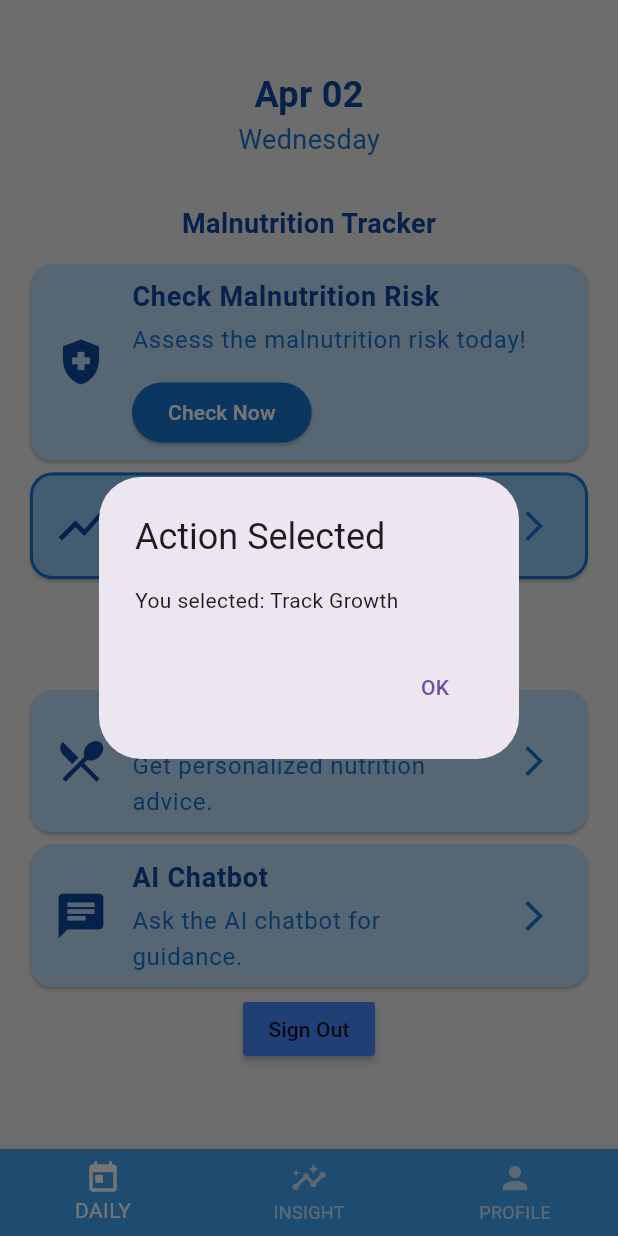
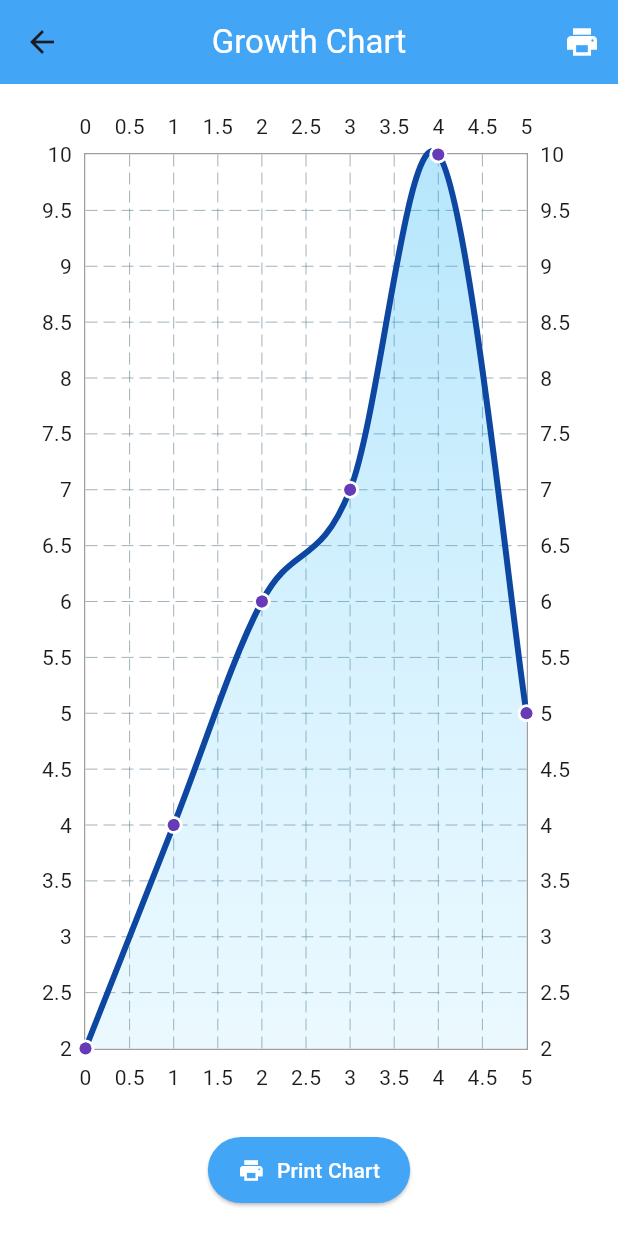
Before and after one commit to raakesh1415/malnutridetect, a Flutter app: the screen it shows once a user with an empty profile is signed in, after a tap on "Track Growth", on a phone screen of 412 x 824 dp. Run offline on Flutter 3.47's test engine with Material 3 defaults, Android fonts, the phone set to English and light mode, and no system bars; drawn by our look-alikes of fl_chart, screenshot; our stand-ins replace cloud_firestore, firebase_auth, firebase_core, google_fonts, pdf, printing; accounts and stored records are empty.

Commit message:
Malnutition Graph

```diff
--- /dev/null
+++ b/lib/graph/line_chart_screen.dart
@@ -0,0 +1,179 @@
+import 'dart:typed_data';
+import 'package:flutter/material.dart';
+import 'package:fl_chart/fl_chart.dart';
+import 'package:screenshot/screenshot.dart';
+import 'package:printing/printing.dart';
+import 'package:pdf/widgets.dart' as pw;
+import 'package:pdf/pdf.dart';
+
+class LineChartScreen extends StatefulWidget {
+  @override
+  _LineChartScreenState createState() => _LineChartScreenState();
+}
+
+class _LineChartScreenState extends State<LineChartScreen> {
+  final ScreenshotController screenshotController = ScreenshotController();
+
+  void _printGraph() async {
+    final Uint8List? image = await screenshotController.capture();
+
+    if (image != null) {
+      final pdf = pw.Document();
+      final pdfImage = pw.MemoryImage(image);
+
+      // Add page to the PDF
+      pdf.addPage(
+        pw.Page(
+          build: (pw.Context context) {
+            return pw.Column(
+              crossAxisAlignment: pw.CrossAxisAlignment.start,
+              children: [
+                // Title at the top of the page
+                pw.Text(
+                  'Growth Chart',
+                  style: pw.TextStyle(
+                    fontSize: 20,
+                    fontWeight: pw.FontWeight.bold,
+                    color: PdfColor.fromInt(0xFF0000FF), // Blue color
+                  ),
+                ),
+                pw.SizedBox(height: 20), // Space between title and chart
+                // Description text below the title
+                pw.Text(
+                  'This chart shows the malnutrition trend over time.',
+                  style: pw.TextStyle(
+                    fontSize: 10,
+                    color: PdfColor.fromInt(0xFF000000), // Black color
+                  ),
+                ),
+                pw.SizedBox(height: 15), // Space between text and image
+                // Ensure the image fits within constraints, size can be adjusted
+                pw.Center(
+                  child: pw.Container(
+                    width: 800, // Set width limit
+                    height: 600, // Set height limit
+                    child: pw.Image(
+                      pdfImage,
+                      fit:
+                          pw
+                              .BoxFit
+                              .contain, // Ensure the image is contained within the bounds
+                    ),
+                  ),
+                ),
+              ],
+            );
+          },
+        ),
+      );
+
+      // Send the PDF to the printer
+      await Printing.layoutPdf(onLayout: (format) async => pdf.save());
+    }
+  }
+
+  @override
+  Widget build(BuildContext context) {
+    return Scaffold(
+      backgroundColor: Colors.white, // Set background color
+      appBar: AppBar(
+        title: Text("Growth Chart", style: TextStyle(color: Colors.white)),
+        backgroundColor: Colors.blue[400],
+        centerTitle: true,
+        actions: [
+          IconButton(
+            icon: Icon(Icons.print, color: Colors.white),
+            onPressed: _printGraph,
+          ),
+        ],
+      ),
+      body: Column(
+        children: [
+          Expanded(
+            child: Screenshot(
+              controller: screenshotController,
+              child: Container(
+                width: double.infinity,
+                height: double.infinity,
+                padding: EdgeInsets.all(16),
+                child: LineChart(
+                  LineChartData(
+                    backgroundColor: Colors.white,
+                    titlesData: FlTitlesData(
+                      leftTitles: AxisTitles(
+                        sideTitles: SideTitles(
+                          showTitles: true,
+                          reservedSize: 40,
+                        ),
+                      ),
+                      bottomTitles: AxisTitles(
+                        sideTitles: SideTitles(
+                          showTitles: true,
+                          reservedSize: 40,
+                        ),
+                      ),
+                    ),
+                    gridData: FlGridData(show: true),
+                    borderData: FlBorderData(
+                      show: true,
+                      border: Border.all(color: Colors.grey, width: 1),
+                    ),
+                    lineBarsData: [
+                      LineChartBarData(
+                        spots: [
+                          FlSpot(0, 2),
+                          FlSpot(1, 4),
+                          FlSpot(2, 6),
+                          FlSpot(3, 7),
+                          FlSpot(4, 10),
+                          FlSpot(5, 5),
+                        ],
+                        isCurved: true,
+                        color: Colors.blue[900],
+                        barWidth: 4,
+                        isStrokeCapRound: true,
+                        belowBarData: BarAreaData(
+                          show: true,
+                          gradient: LinearGradient(
+                            colors: [
+                              Colors.lightBlue.withOpacity(0.3),
+                              Colors.lightBlueAccent.withOpacity(0.1),
+                            ],
+                            begin: Alignment.topCenter,
+                            end: Alignment.bottomCenter,
+                          ),
+                        ),
+                        dotData: FlDotData(
+                          show: true,
+                          getDotPainter:
+                              (spot, percent, barData, index) =>
+                                  FlDotCirclePainter(
+                                    radius: 4,
+                                    color: Colors.deepPurple,
+                                    strokeWidth: 2,
+                                    strokeColor: Colors.white,
+                                  ),
+                        ),
+                      ),
+                    ],
+                  ),
+                ),
+              ),
+            ),
+          ),
+          ElevatedButton.icon(
+            onPressed: _printGraph,
+            icon: Icon(Icons.print),
+            label: Text("Print Chart"),
+            style: ElevatedButton.styleFrom(
+              padding: EdgeInsets.symmetric(vertical: 12, horizontal: 20),
+              backgroundColor: Colors.blue[400],
+              foregroundColor: Colors.white,
+            ),
+          ),
+          SizedBox(height: 20),
+        ],
+      ),
+    );
+  }
+}
--- a/lib/home/home_page.dart
+++ b/lib/home/home_page.dart
@@ -1,6 +1,9 @@
 import 'package:firebase_auth/firebase_auth.dart';
+import 'package:fl_chart/fl_chart.dart';
 import 'package:flutter/material.dart';
 import 'package:intl/intl.dart';
+import 'package:malnutridetect/graph/pricePoints.dart';
+import 'package:malnutridetect/graph/line_chart_screen.dart';
 
 class HomePage extends StatefulWidget {
   const HomePage({super.key});
@@ -18,8 +21,12 @@ class _HomePageState extends State<HomePage> {
   @override
   Widget build(BuildContext context) {
     // Get current date in Malaysia timezone
-    DateTime now = DateTime.now().toUtc().add(Duration(hours: 8)); // Malaysia is UTC+8
-    String formattedDate = DateFormat('MMM dd').format(now); // Example: "Dec 26"
+    DateTime now = DateTime.now().toUtc().add(
+      Duration(hours: 8),
+    ); // Malaysia is UTC+8
+    String formattedDate = DateFormat(
+      'MMM dd',
+    ).format(now); // Example: "Dec 26"
     String formattedDay = DateFormat('EEEE').format(now); // Example: "Tuesday"
 
     return Scaffold(
@@ -55,10 +62,7 @@ class _HomePageState extends State<HomePage> {
             ),
             Text(
               formattedDay, // Display the formatted day
-              style: TextStyle(
-                fontSize: 18,
-                color: Colors.blue[700],
-              ),
+              style: TextStyle(fontSize: 18, color: Colors.blue[700]),
             ),
             SizedBox(height: 30),
             Text(
@@ -88,10 +92,13 @@ class _HomePageState extends State<HomePage> {
               title: "Track Growth",
               subtitle: "Monitor your growth progress.",
               onTap: () {
-                // Perform action for "Track Growth"
-                _handleCardAction("Track Growth", 1);
+                Navigator.push(
+                  context,
+                  MaterialPageRoute(builder: (context) => LineChartScreen()),
+                );
               },
             ),
+
             SizedBox(height: 30),
             Text(
               "AI Assistance",
@@ -130,8 +137,7 @@ class _HomePageState extends State<HomePage> {
               },
               color: Colors.blueAccent[200],
               child: Text('Sign Out'),
-            )
-
+            ),
           ],
         ),
       ),
@@ -147,15 +153,22 @@ class _HomePageState extends State<HomePage> {
     Color? buttonColor,
     required Function onTap,
   }) {
-    bool isSelected = _selectedCardIndex == index; // Check if the card is selected
+    bool isSelected =
+        _selectedCardIndex == index; // Check if the card is selected
 
     return GestureDetector(
       onTap: () => onTap(),
       child: Card(
-        color: isSelected ? Colors.blue[200] : Colors.blue[100], // Highlight selected card
+        color:
+            isSelected
+                ? Colors.blue[200]
+                : Colors.blue[100], // Highlight selected card
         shape: RoundedRectangleBorder(
           borderRadius: BorderRadius.circular(15),
-          side: isSelected ? BorderSide(color: Colors.blue[700]!, width: 2) : BorderSide.none,
+          side:
+              isSelected
+                  ? BorderSide(color: Colors.blue[700]!, width: 2)
+                  : BorderSide.none,
         ),
         child: ListTile(
           leading: Icon(icon, color: Colors.blue[900], size: 36),
@@ -186,14 +199,18 @@ class _HomePageState extends State<HomePage> {
                       backgroundColor: buttonColor,
                     ),
                     onPressed: () => onTap(),
-                    child: Text(buttonText, style: TextStyle(color: Colors.white)),
+                    child: Text(
+                      buttonText,
+                      style: TextStyle(color: Colors.white),
+                    ),
                   ),
                 ),
             ],
           ),
-          trailing: buttonText == null
-              ? Icon(Icons.arrow_forward_ios, color: Colors.blue[700])
-              : null,
+          trailing:
+              buttonText == null
+                  ? Icon(Icons.arrow_forward_ios, color: Colors.blue[700])
+                  : null,
         ),
       ),
     );
--- a/pubspec.yaml
+++ b/pubspec.yaml
@@ -30,7 +30,7 @@ environment:
 dependencies:
   flutter:
     sdk: flutter
-
+  fl_chart: ^0.70.2
   # The following adds the Cupertino Icons font to your application.
   # Use with the CupertinoIcons class for iOS style icons.
   cupertino_icons: ^1.0.8
@@ -41,7 +41,9 @@ dependencies:
   the_apple_sign_in: ^1.1.1
   google_fonts:
   intl: ^0.18.0 # date & day
-
+  screenshot: ^3.0.0
+  printing: ^5.14.2
+  pdf: ^3.6.0
 dev_dependencies:
   flutter_test:
     sdk: flutter
```
Also changed, not shown: lib/graph/lineChart.dart (added, +26 -0 lines), lib/graph/pricePoints.dart (added, +20 -0 lines), pubspec.lock, 5 other files.
